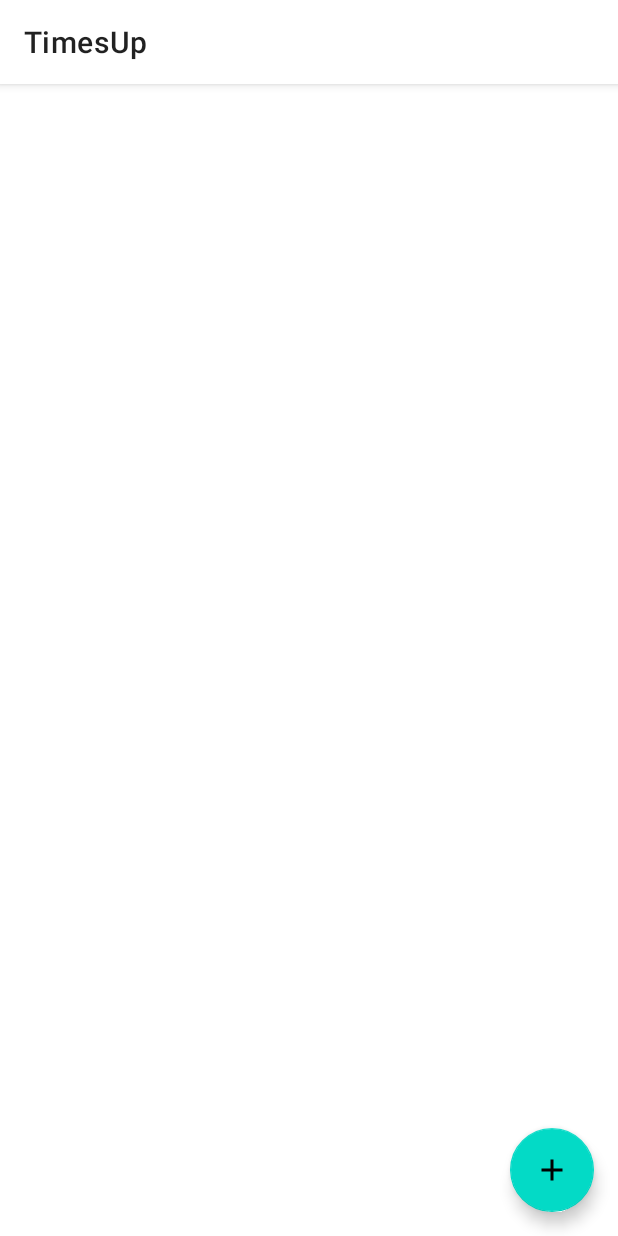
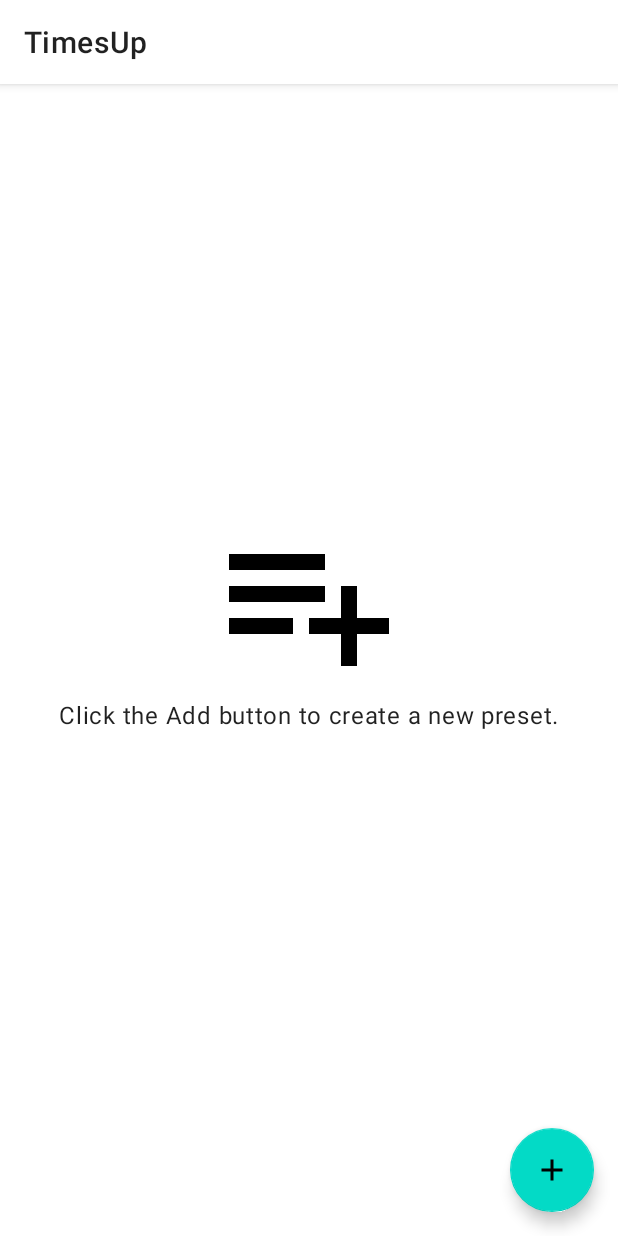
Before and after one commit to csandiego/timesup-android-kotlin, an Android app: the screen it shows after launch (MainActivity), on a phone screen of 412 x 824 dp. Run offline under Robolectric (Android 15) with nearby library versions, the phone set to English and light mode, and no system bars; our stand-ins replace Dagger/Hilt's generated code, Room's generated code; 1 statement that could not run was skipped.

Commit message:
Add instructional view to display when the recycler view is empty

```diff
--- a/app/src/main/java/com/github/csandiego/timesup/presets/PresetsFragment.kt
+++ b/app/src/main/java/com/github/csandiego/timesup/presets/PresetsFragment.kt
@@ -43,6 +43,8 @@ class PresetsFragment @Inject constructor(viewModelFactory: ViewModelProvider.Fa
         with(viewModel) {
             presets.observe(viewLifecycleOwner) {
                 adapter.submitList(it)
+                recyclerView.visibility = if (it.isEmpty()) View.GONE else View.VISIBLE
+                emptyView.visibility = if (it.isEmpty()) View.VISIBLE else View.GONE
             }
             selection.observe(viewLifecycleOwner) {
                 if (it.isEmpty()) {
--- /dev/null
+++ b/app/src/main/res/drawable/ic_playlist_add.xml
@@ -0,0 +1,4 @@
+<vector android:height="128dp" android:viewportHeight="24.0"
+    android:viewportWidth="24.0" android:width="128dp" xmlns:android="http://schemas.android.com/apk/res/android">
+    <path android:fillColor="#FF000000" android:pathData="M14,10L2,10v2h12v-2zM14,6L2,6v2h12L14,6zM18,14v-4h-2v4h-4v2h4v4h2v-4h4v-2h-4zM2,16h8v-2L2,14v2z"/>
+</vector>
--- a/app/src/main/res/layout/fragment_presets.xml
+++ b/app/src/main/res/layout/fragment_presets.xml
@@ -1,10 +1,10 @@
 <?xml version="1.0" encoding="utf-8"?>
-<androidx.coordinatorlayout.widget.CoordinatorLayout
-    xmlns:android="http://schemas.android.com/apk/res/android"
+<androidx.coordinatorlayout.widget.CoordinatorLayout xmlns:android="http://schemas.android.com/apk/res/android"
     xmlns:app="http://schemas.android.com/apk/res-auto"
     xmlns:tools="http://schemas.android.com/tools"
     android:layout_width="match_parent"
     android:layout_height="match_parent"
+    android:animateLayoutChanges="true"
     tools:context=".presets.PresetsFragment">
 
     <com.google.android.material.appbar.AppBarLayout
@@ -16,12 +16,44 @@
             android:layout_width="match_parent"
             android:layout_height="wrap_content"
             app:title="@string/app_name" />
+
     </com.google.android.material.appbar.AppBarLayout>
+
+    <androidx.constraintlayout.widget.ConstraintLayout
+        android:id="@+id/emptyView"
+        android:layout_width="match_parent"
+        android:layout_height="match_parent">
+
+        <ImageView
+            android:id="@+id/imageView"
+            android:layout_width="wrap_content"
+            android:layout_height="wrap_content"
+            android:src="@drawable/ic_playlist_add"
+            app:layout_constraintBottom_toTopOf="@+id/materialTextView"
+            app:layout_constraintEnd_toEndOf="parent"
+            app:layout_constraintStart_toStartOf="parent"
+            app:layout_constraintTop_toTopOf="parent"
+            app:layout_constraintVertical_chainStyle="packed" />
+
+        <com.google.android.material.textview.MaterialTextView
+            android:id="@+id/materialTextView"
+            android:layout_width="wrap_content"
+            android:layout_height="wrap_content"
+            android:text="@string/preset_empty_message"
+            android:textAppearance="?attr/textAppearanceBody1"
+            app:layout_constraintBottom_toBottomOf="parent"
+            app:layout_constraintEnd_toEndOf="@+id/imageView"
+            app:layout_constraintHorizontal_bias="0.5"
+            app:layout_constraintStart_toStartOf="@+id/imageView"
+            app:layout_constraintTop_toBottomOf="@+id/imageView" />
+
+    </androidx.constraintlayout.widget.ConstraintLayout>
 
     <androidx.recyclerview.widget.RecyclerView
         android:id="@+id/recyclerView"
         android:layout_width="match_parent"
         android:layout_height="match_parent"
+        android:visibility="gone"
         app:layout_behavior="@string/appbar_scrolling_view_behavior"
         tools:itemCount="12"
         tools:listitem="@layout/list_item_presets" />
--- a/app/src/main/res/values/strings.xml
+++ b/app/src/main/res/values/strings.xml
@@ -6,4 +6,5 @@
     <string name="edit_text_preset_name_hint">Name (e.g. Brew Coffee, Soft-boiled Eggs, etc.)</string>
     <string name="menu_edit">Edit</string>
     <string name="menu_delete">Delete</string>
+    <string name="preset_empty_message">Click the Add button to create a new preset.</string>
 </resources>
```
